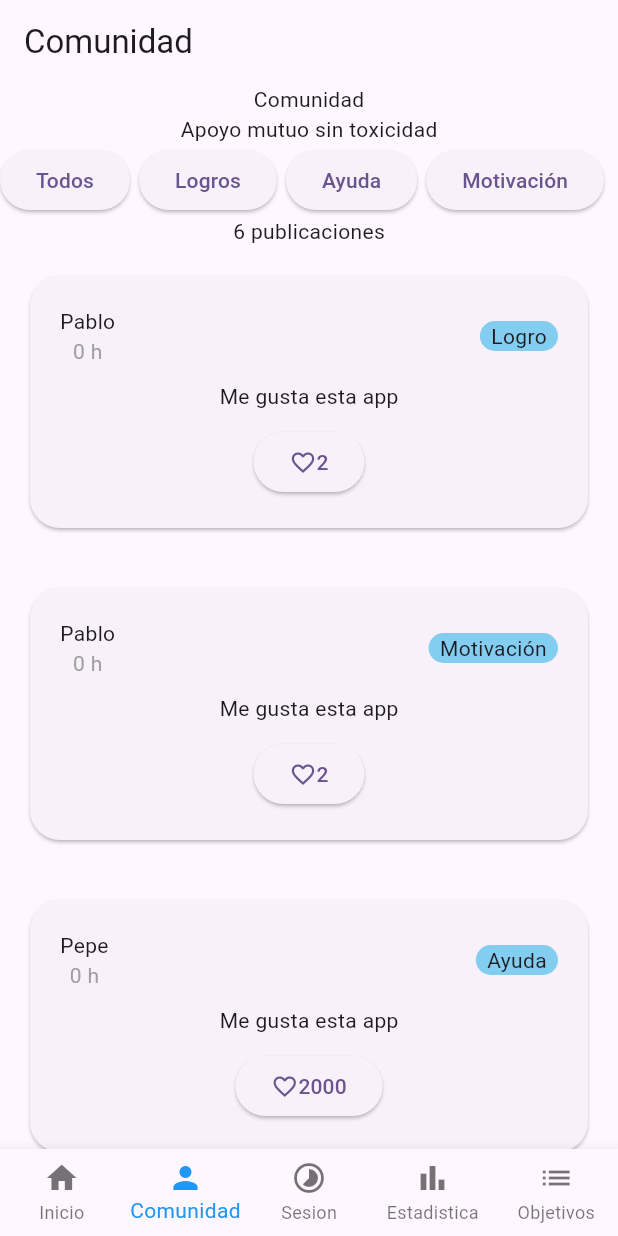
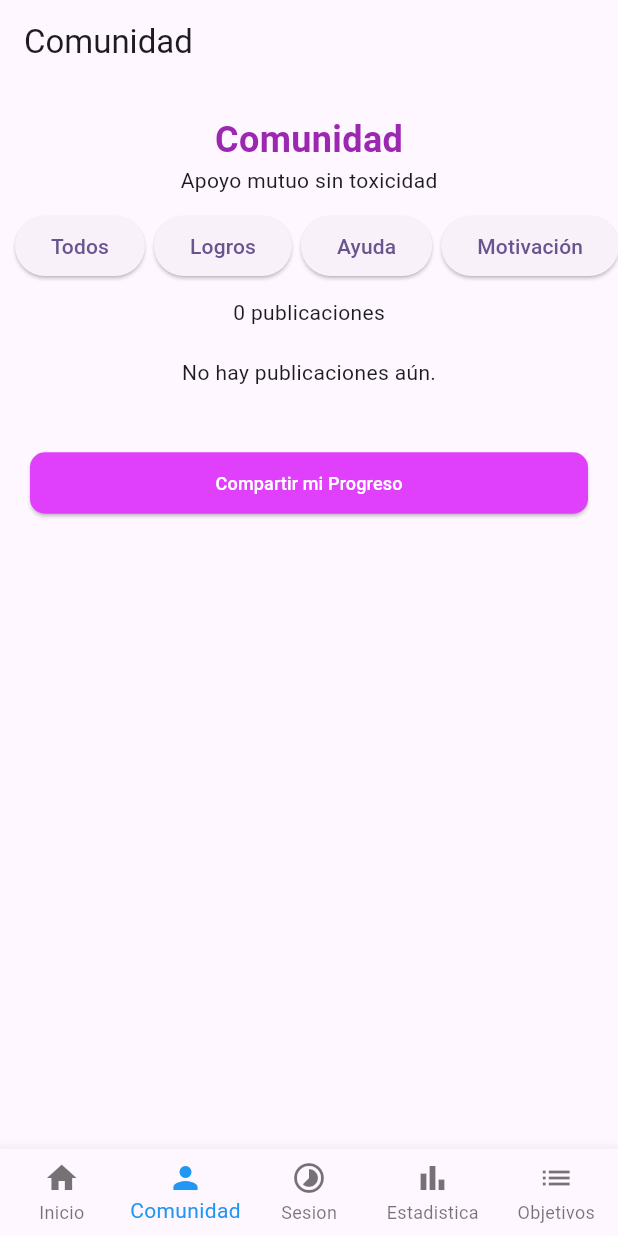
Before and after one commit to stikrobinson/Frontend-Lockin, a Flutter app: the MenuInicial screen opened directly, item 2 of the bottom bar chosen, after a tap on "Todos", on a phone screen of 412 x 824 dp. Run offline on Flutter 3.47's test engine with Material 3 defaults, Android fonts, the phone set to English and light mode, and no system bars; our stand-ins replace flutter_secure_storage, percent_indicator; missing offline and left inert: flutter_fgbg; accounts and stored records are empty; network calls fail.

Commit message:
cambios en la pantalla de comunidad y mostrado de posts

```diff
--- a/frontend_lp/lib/pages/PantallaComunidad.dart
+++ b/frontend_lp/lib/pages/PantallaComunidad.dart
@@ -1,55 +1,149 @@
 import 'package:flutter/material.dart';
+import '../services/comunidad_service.dart';
 
-class Pantallacomunidad extends StatelessWidget {
+class Pantallacomunidad extends StatefulWidget {
+  const Pantallacomunidad({Key? key}) : super(key: key);
+
+  @override
+  State<Pantallacomunidad> createState() => _PantallacomunidadState();
+}
+
+class _PantallacomunidadState extends State<Pantallacomunidad> {
+  final ComunidadService _comunidadService = ComunidadService();
+
+  // IMPORTANTE: Inicializar con [] para evitar errores de "length called on null"
+  List<Map<String, dynamic>> _publicacionesEnriquecidas = [];
+  bool _cargando = true;
+
+  @override
+  void initState() {
+    super.initState();
+    _cargarPublicaciones();
+  }
+
+  /// Carga los posts y busca el nombre del autor para cada uno
+  Future<void> _cargarPublicaciones() async {
+    try {
+      final listaCruda = await _comunidadService.getAllPost();
+
+      if (listaCruda == null || listaCruda.isEmpty) {
+        if (mounted) {
+          setState(() {
+            _cargando = false;
+            _publicacionesEnriquecidas = [];
+          });
+        }
+        return;
+      }
+
+      List<Map<String, dynamic>> listaFinal = [];
+
+      for (var post in listaCruda) {
+        if (post['id_autor'] == null) continue;
+
+        int idAutor = post['id_autor'];
+
+        // Intentamos obtener el nombre, si falla usamos "Usuario ID"
+        String? nombrePosible = await _comunidadService.getNombre(idAutor);
+        String nombreReal = nombrePosible ?? "Usuario $idAutor";
+
+        // Creamos una copia del post con el nombre real inyectado
+        Map<String, dynamic> postConNombre = Map.from(post);
+        postConNombre['nombre_autor_real'] = nombreReal;
+
+        listaFinal.add(postConNombre);
+      }
+
+      if (mounted) {
+        setState(() {
+          _publicacionesEnriquecidas = listaFinal;
+          _cargando = false;
+        });
+      }
+    } catch (e) {
+      print("Error cargando posts: $e");
+      if (mounted) {
+        setState(() {
+          _cargando = false;
+          _publicacionesEnriquecidas = [];
+        });
+      }
+    }
+  }
+
   @override
   Widget build(BuildContext context) {
     return SingleChildScrollView(
       child: Column(
         mainAxisAlignment: MainAxisAlignment.center,
         children: [
-          Text("Comunidad"),
-          Text("Apoyo mutuo sin toxicidad"),
-          Row(
-            spacing: 6,
+          const SizedBox(height: 20),
+          const Text(
+            "Comunidad",
+            style: TextStyle(
+              fontSize: 24,
+              fontWeight: FontWeight.bold,
+              color: Colors.purple,
+            ),
+          ),
+          const Text("Apoyo mutuo sin toxicidad"),
+          const SizedBox(height: 10),
+
+          // Filtros
+          SingleChildScrollView(
+            scrollDirection: Axis.horizontal,
+            child: Row(
               children: [
-              ElevatedButton(onPressed: () => {}, child: Text("Todos")),
-              ElevatedButton(onPressed: () => {}, child: Text("Logros")),
-              ElevatedButton(onPressed: () => {}, child: Text("Ayuda")),
-              ElevatedButton(onPressed: () => {}, child: Text("Motivación")),
+                const SizedBox(width: 10),
+                ElevatedButton(onPressed: () {}, child: const Text("Todos")),
+                const SizedBox(width: 6),
+                ElevatedButton(onPressed: () {}, child: const Text("Logros")),
+                const SizedBox(width: 6),
+                ElevatedButton(onPressed: () {}, child: const Text("Ayuda")),
+                const SizedBox(width: 6),
+                ElevatedButton(
+                  onPressed: () {},
+                  child: const Text("Motivación"),
+                ),
+                const SizedBox(width: 10),
               ],
             ),
-          Text("6 publicaciones"),
-          CardPublicaciones(
-            "Pablo",
-            "Me gusta esta app",
-            "Logro",
-            2,
-            DateTime.now(),
-          ),
-          CardPublicaciones(
-            "Pablo",
-            "Me gusta esta app",
-            "Motivación",
-            2,
-            DateTime.now(),
-          ),
-          CardPublicaciones(
-            "Pepe",
-            "Me gusta esta app",
-            "Ayuda",
-            2000,
-            DateTime.now(),
           ),
 
+          const SizedBox(height: 10),
+          Text("${_publicacionesEnriquecidas.length} publicaciones"),
+
+          // Lista de Publicaciones
+          if (_cargando)
+            const Padding(
+              padding: EdgeInsets.all(20.0),
+              child: CircularProgressIndicator(),
+            )
+          else if (_publicacionesEnriquecidas.isEmpty)
+            const Padding(
+              padding: EdgeInsets.all(20.0),
+              child: Text("No hay publicaciones aún."),
+            )
+          else
+            ..._publicacionesEnriquecidas.map((post) {
+              return CardPublicaciones(
+                post['nombre_autor_real'] ?? "Desconocido",
+                "${post['nombre']}\n\n${post['descripcion']}",
+                post['categoria'] ?? "General",
+                0,
+                DateTime.tryParse(post['caducidad']) ?? DateTime.now(),
+              );
+            }).toList(),
+
+          const SizedBox(height: 20),
+
+          // Botón compartir
           Row(
             children: [
-              const SizedBox(width: 100, height: 60),
+              const SizedBox(width: 20),
               Expanded(
-                child: IntrinsicWidth(
                 child: ElevatedButton(
-                    onPressed: () {
-                      // Acción para compartir en comunidad
-                    },
+                  onPressed: () {},
                   style: ElevatedButton.styleFrom(
                     backgroundColor: Colors.purpleAccent,
                     shape: RoundedRectangleBorder(
@@ -63,10 +157,10 @@ class Pantallacomunidad extends StatelessWidget {
                   ),
                 ),
               ),
-              ),
-              const SizedBox(width: 100, height: 60),
+              const SizedBox(width: 20),
             ],
           ),
+          const SizedBox(height: 40),
         ],
       ),
     );
@@ -79,42 +173,77 @@ class Pantallacomunidad extends StatelessWidget {
     int corazones,
     DateTime fecha,
   ) {
+    // Lógica visual de tiempo
+    final horasPasadas = DateTime.now().difference(fecha).inHours;
+    final tiempoTexto = horasPasadas > 24
+        ? "${(horasPasadas / 24).round()} d"
+        : "$horasPasadas h";
+
     return Card(
-      margin: const EdgeInsets.all(20.0),
+      margin: const EdgeInsets.symmetric(horizontal: 20.0, vertical: 10.0),
       shape: RoundedRectangleBorder(borderRadius: BorderRadius.circular(20)),
+      elevation: 3,
       child: Padding(
         padding: const EdgeInsets.all(20.0),
         child: Column(
-          spacing: 10,
+          crossAxisAlignment: CrossAxisAlignment.start,
           children: [
             Row(
               mainAxisAlignment: MainAxisAlignment.spaceBetween,
               children: [
                 Column(
+                  crossAxisAlignment: CrossAxisAlignment.start,
                   children: [
-                    Text(usuario),
                     Text(
-                      "${DateTime.now().hour - fecha.hour} h",
-                      style: TextStyle(color: Colors.grey),
-                      textAlign: TextAlign.left,
+                      usuario,
+                      style: const TextStyle(fontWeight: FontWeight.bold),
+                    ),
+                    Text(
+                      tiempoTexto,
+                      style: const TextStyle(color: Colors.grey, fontSize: 12),
                     ),
                   ],
                 ),
                 Container(
+                  padding: const EdgeInsets.symmetric(
+                    horizontal: 10,
+                    vertical: 5,
+                  ),
                   decoration: BoxDecoration(
                     color: const Color.fromARGB(255, 131, 205, 240),
                     borderRadius: BorderRadius.circular(10),
                   ),
-                  child: Text("  $categoria  "),
+                  child: Text(
+                    categoria,
+                    style: const TextStyle(
+                      fontSize: 12,
+                      fontWeight: FontWeight.bold,
+                    ),
+                  ),
                 ),
               ],
             ),
+            const SizedBox(height: 10),
             Text(mensaje),
-            IntrinsicWidth(
+            const SizedBox(height: 10),
+            Align(
+              alignment: Alignment.centerLeft,
+              child: IntrinsicWidth(
                 child: ElevatedButton(
                   onPressed: () {},
+                  style: ElevatedButton.styleFrom(
+                    backgroundColor: Colors.white,
+                    foregroundColor: Colors.pink,
+                    elevation: 0,
+                    side: BorderSide(color: Colors.pink.shade100),
+                  ),
                   child: Row(
-                  children: [Icon(Icons.favorite_border), Text("$corazones")],
+                    children: [
+                      const Icon(Icons.favorite_border, size: 18),
+                      const SizedBox(width: 5),
+                      Text("$corazones"),
+                    ],
+                  ),
                 ),
               ),
             ),
--- /dev/null
+++ b/frontend_lp/lib/services/comunidad_service.dart
@@ -0,0 +1,84 @@
+import 'dart:convert';
+import 'package:http/http.dart' as http;
+import 'package:flutter_secure_storage/flutter_secure_storage.dart';
+
+class ComunidadService {
+
+  final _storage = const FlutterSecureStorage();
+
+  // URL Base (Asegúrate que sea la misma que en AuthService)
+  final String baseUrl = 'http://127.0.0.1:8000';
+
+
+  // Recibe el userId como String porque así lo guardamos en el storage
+  Future<List<dynamic>?> getAllPost() async {
+
+    final url = Uri.parse('$baseUrl/api/objetivo/data');
+
+    // Recuperamos el token para tener permiso
+    String? token = await _storage.read(key: 'auth_token');
+
+    if (token == null) {
+      print("Error: No hay token guardado.");
+      return null;
+    }
+
+    try {
+      final response = await http.get(
+        url,
+        headers: {
+          'Content-Type': 'application/json',
+          'Authorization': 'Token $token', // Cabecera obligatoria
+        },
+      );
+
+      if (response.statusCode == 200) {
+
+        return jsonDecode(response.body);
+      } else {
+        print("Error del Servidor (${response.statusCode}): ${response.body}");
+        return null;
+      }
+    } catch (e) {
+      print("Error de conexión al traer estadísticas: $e");
+      return null;
+    }
+  }
+
+  Future<String?> getNombre(int userId) async {
+
+    final url = Uri.parse('$baseUrl/api/autenticacion/usuario/$userId');
+
+    // Recuperamos el token para tener permiso
+    String? token = await _storage.read(key: 'auth_token');
+
+    if (token == null) {
+      print("Error: No hay token guardado.");
+      return null;
+    }
+
+    try {
+      final response = await http.get(
+        url,
+        headers: {
+          'Content-Type': 'application/json',
+          'Authorization': 'Token $token', // Cabecera obligatoria
+        },
+      );
+
+      if (response.statusCode == 200) {
+        var json = jsonDecode(response.body);
+        var nombre = json['username'];
+
+        return nombre;
+      } else {
+        print("Error del Servidor (${response.statusCode}): ${response.body}");
+        return null;
+      }
+    } catch (e) {
+      print("Error de conexión al traer nombre: $e");
+      return null;
+    }
+  }
+
+}
```
Lines whose indentation alone changed are shown as unchanged.
